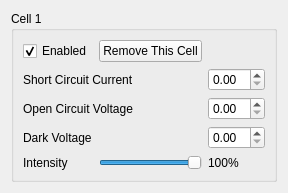
Above: software/smooth/qt/cellwidget.ui from TheComet/bat6 before the change. Below: the same form after it.
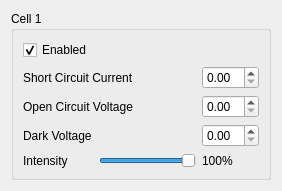
That is the form after the change.

Patch:
```diff
--- a/software/smooth/qt/cellwidget.ui
+++ b/software/smooth/qt/cellwidget.ui
@@ -99,19 +99,6 @@
         </property>
        </widget>
       </item>
-      <item row="0" column="1">
-       <widget class="QPushButton" name="push_button_remove">
-        <property name="sizePolicy">
-         <sizepolicy hsizetype="Minimum" vsizetype="Fixed">
-          <horstretch>0</horstretch>
-          <verstretch>0</verstretch>
-         </sizepolicy>
-        </property>
-        <property name="text">
-         <string>Remove This Cell</string>
-        </property>
-       </widget>
-      </item>
      </layout>
     </widget>
    </item>
```
